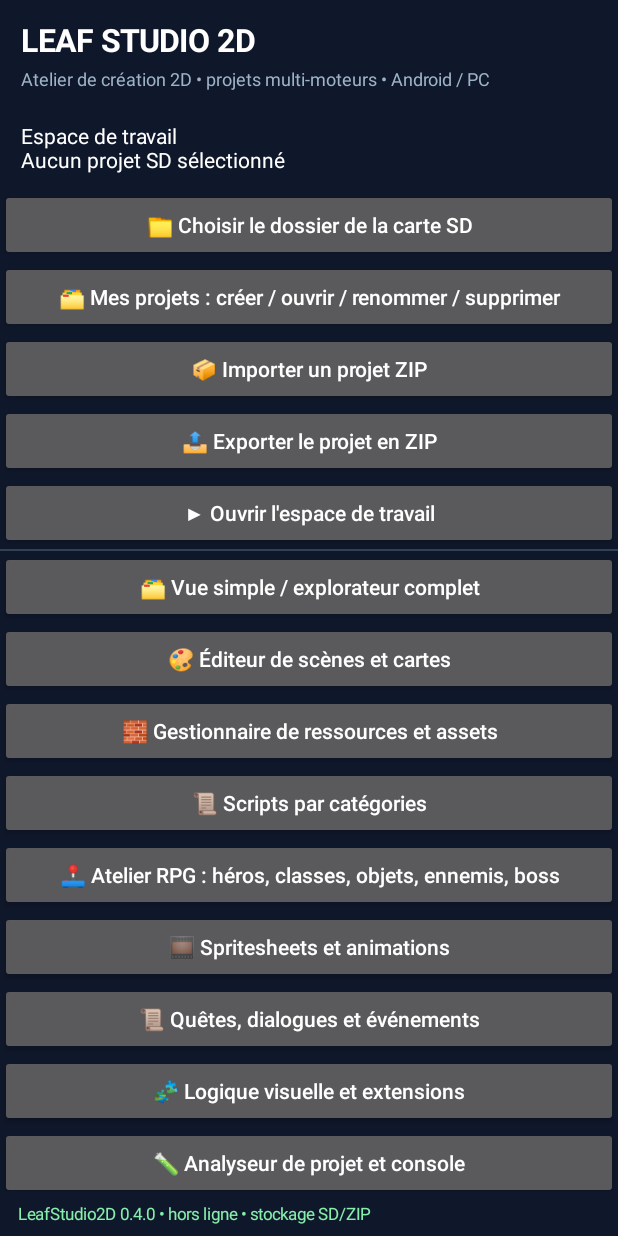
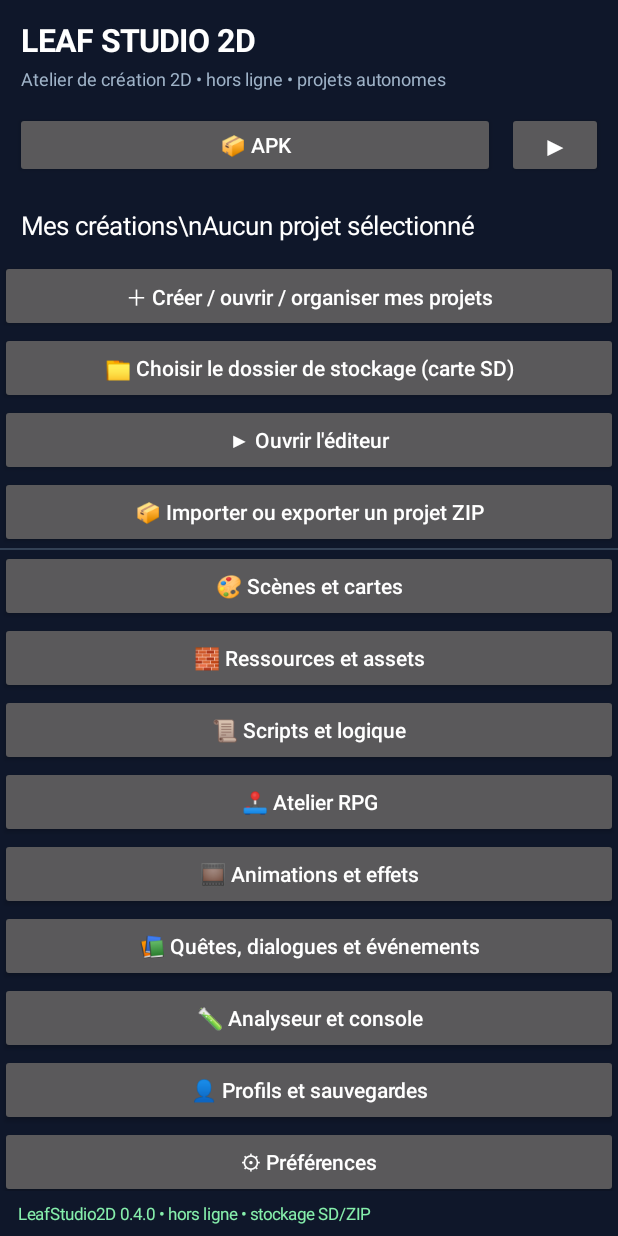
Before and after one commit to pierrecuny78-collab/Leaf1Game2D, an Android app: the screen it shows after launch (MainActivity), on a phone screen of 412 x 824 dp. Run offline under Robolectric (Android 15) with nearby library versions, the phone set to English and light mode, and no system bars.

Commit message:
Simplify LeafStudio2D dashboard and move APK library and run shortcuts to top

```diff
--- a/studio/src/main/java/com/leafvibe/leafstudio2d/MainActivity.java
+++ b/studio/src/main/java/com/leafvibe/leafstudio2d/MainActivity.java
@@ -57,27 +57,30 @@ public class MainActivity extends Activity {
     private void add(String text,Runnable action){content.addView(btn(text,action),new LinearLayout.LayoutParams(-1,dp(48)));}
     private void divider(){View v=new View(this);v.setBackgroundColor(0xff334155);content.addView(v,new LinearLayout.LayoutParams(-1,dp(1)));}
     private void dashboard(){
-        shell("LEAF STUDIO 2D","Atelier de création 2D • projets multi-moteurs • Android / PC");
-        TextView intro=label("Espace de travail\n"+(projectRoot==null?"Aucun projet SD sélectionné":"Projet : "+projectRoot.getName()),14,Color.WHITE);intro.setPadding(dp(14),dp(10),dp(14),dp(10));content.addView(intro);
-        add("📁 Choisir le dossier de la carte SD",()->pickTree());
-        add("🗂 Mes projets : créer / ouvrir / renommer / supprimer",()->startActivityForResult(new Intent(this,ProjectManagerActivity.class),PROJECT_MANAGER));
-        add("📦 Importer un projet ZIP",()->pickZip());
-        add("📤 Exporter le projet en ZIP",()->exportZip());
-        add("▶ Ouvrir l'espace de travail",()->workspace());
+        shell("LEAF STUDIO 2D","Atelier de création 2D • hors ligne • projets autonomes");
+        LinearLayout quick=horizontal();quick.setPadding(dp(10),dp(4),dp(10),dp(8));
+        Button library=btn("📦 APK",()->startActivity(new Intent(this,GameLibraryActivity.class)));
+        Button run=btn("▶",()->startActivity(new Intent(this,GameActivity.class)));
+        run.setTextSize(18);run.setMinWidth(dp(52));
+        quick.addView(library,new LinearLayout.LayoutParams(0,dp(44),1));
+        LinearLayout.LayoutParams rp=new LinearLayout.LayoutParams(dp(64),dp(44));rp.leftMargin=dp(8);quick.addView(run,rp);
+        content.addView(quick);
+        TextView intro=label("Mes créations\\n"+(projectRoot==null?"Aucun projet sélectionné":"Projet : "+projectRoot.getName()),17,Color.WHITE);
+        intro.setPadding(dp(14),dp(12),dp(14),dp(12));content.addView(intro);
+        add("＋ Créer / ouvrir / organiser mes projets",()->startActivityForResult(new Intent(this,ProjectManagerActivity.class),PROJECT_MANAGER));
+        add("📁 Choisir le dossier de stockage (carte SD)",()->pickTree());
+        add("▶ Ouvrir l'éditeur",()->workspace());
+        add("📦 Importer ou exporter un projet ZIP",()->{if(!ready()){pickTree();return;}new android.app.AlertDialog.Builder(this).setTitle("Projets ZIP").setItems(new String[]{"Importer un ZIP","Exporter le projet ouvert"},(d,w)->{if(w==0)pickZip();else exportZip();}).show();});
         divider();
-        add("🗂 Vue simple / explorateur complet",()->{fullExplorer=!fullExplorer;workspace();});
-        add("🎨 Éditeur de scènes et cartes",()->sceneStudio());
-        add("🧱 Gestionnaire de ressources et assets",()->assetStudio());
-        add("📜 Scripts par catégories",()->scriptStudio());
-        add("🕹 Atelier RPG : héros, classes, objets, ennemis, boss",()->rpgStudio());
-        add("🎞 Spritesheets et animations",()->animationStudio());
-        add("📜 Quêtes, dialogues et événements",()->questStudio());
-        add("🧩 Logique visuelle et extensions",()->logicStudio());
-        add("🧪 Analyseur de projet et console",()->analyzer());
-        add("👤 Profils et sauvegardes (3)",()->profiles());
-        add("🎮 Bibliothèque des APK",()->startActivity(new Intent(this,GameLibraryActivity.class)));
-        add("▶ Aperçu de démonstration",()->startActivity(new Intent(this,GameActivity.class)));
-        add("⚙ Préférences et informations",()->settings());
+        add("🎨 Scènes et cartes",()->sceneStudio());
+        add("🧱 Ressources et assets",()->assetStudio());
+        add("📜 Scripts et logique",()->scriptStudio());
+        add("🕹 Atelier RPG",()->rpgStudio());
+        add("🎞 Animations et effets",()->animationStudio());
+        add("📚 Quêtes, dialogues et événements",()->questStudio());
+        add("🧪 Analyseur et console",()->analyzer());
+        add("👤 Profils et sauvegardes",()->profiles());
+        add("⚙ Préférences",()->settings());
     }
 
     private void pickTree(){
```
